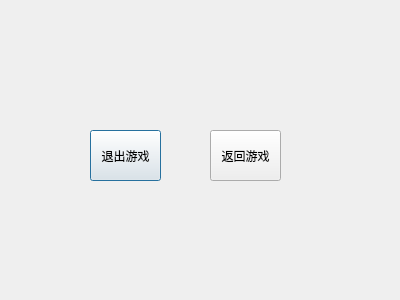
Above: sheep_and_sheep/confirm_box.ui from Phoenix-PKU/PracticeofProgramming before the change. Below: the same form after it.
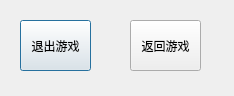
That is the form after the change.

Diff of the .ui file:
```diff
--- a/sheep_and_sheep/confirm_box.ui
+++ b/sheep_and_sheep/confirm_box.ui
@@ -6,8 +6,8 @@
    <rect>
     <x>0</x>
     <y>0</y>
-    <width>400</width>
-    <height>300</height>
+    <width>234</width>
+    <height>96</height>
    </rect>
   </property>
   <property name="windowTitle">
@@ -16,8 +16,8 @@
   <widget class="QPushButton" name="pushButton_confirm">
    <property name="geometry">
     <rect>
-     <x>90</x>
-     <y>130</y>
+     <x>20</x>
+     <y>20</y>
      <width>71</width>
      <height>51</height>
     </rect>
@@ -29,8 +29,8 @@
   <widget class="QPushButton" name="pushButton_goback">
    <property name="geometry">
     <rect>
-     <x>210</x>
-     <y>130</y>
+     <x>130</x>
+     <y>20</y>
      <width>71</width>
      <height>51</height>
     </rect>
```
